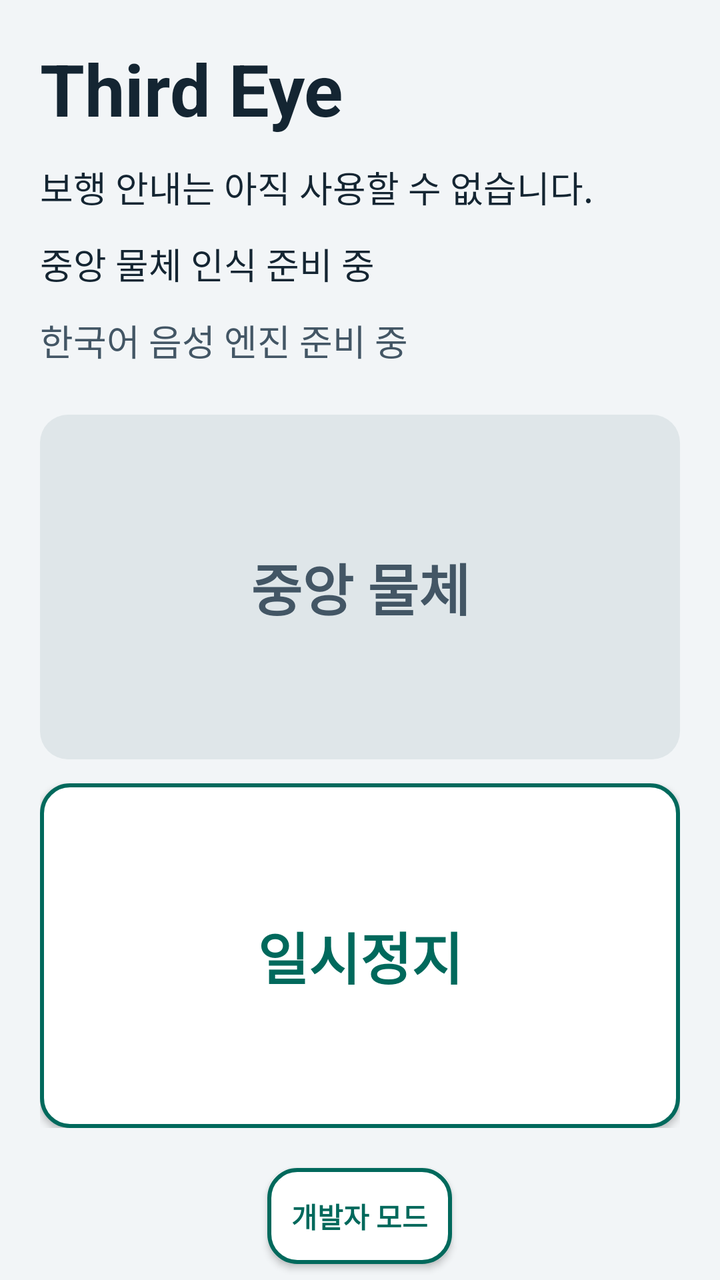
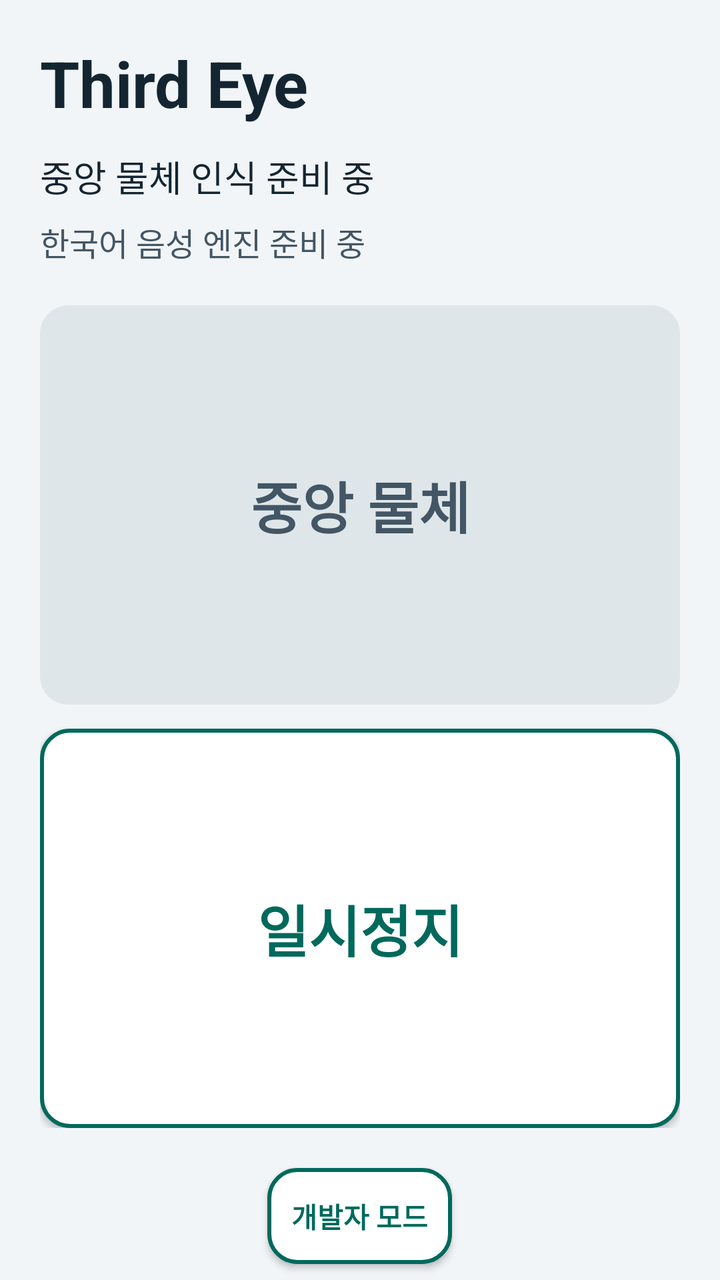

Screens rendered from an Android XML layout before and after an edit, with the pre-edit source and the edit as a unified diff.
<!-- AndroidManifest.xml: application theme Theme.GuideEye -->
<!-- res/layout/activity_main.xml -->
<?xml version="1.0" encoding="utf-8"?>
<RelativeLayout xmlns:android="http://schemas.android.com/apk/res/android"
    android:id="@+id/root" android:layout_width="match_parent" android:layout_height="match_parent"
    >
    <LinearLayout android:layout_width="match_parent" android:layout_height="match_parent"
        android:layout_above="@id/open_developer" android:orientation="vertical" android:padding="20dp">
        <TextView android:id="@+id/home_title" style="@style/DashboardHeading"
            android:text="@string/app_name" android:textSize="36sp" />
        <TextView style="@style/DashboardText" android:text="@string/home_not_available"
            android:textColor="@color/text_primary" />
        <TextView android:id="@+id/home_operation_status" style="@style/DashboardText"
            android:text="@string/operation_waiting" android:textColor="@color/text_primary" />
        <TextView android:id="@+id/home_voice_status" style="@style/DashboardText"
            android:text="@string/tts_initializing" />
        <Button android:id="@+id/listen_status" style="@style/DashboardButton.Primary"
            android:layout_height="0dp" android:layout_weight="1" android:minHeight="80dp"
            android:textSize="28sp" android:text="@string/central_object" android:enabled="false" />
        <Button android:id="@+id/listen_help" style="@style/DashboardButton"
            android:layout_height="0dp" android:layout_weight="1" android:minHeight="80dp"
            android:textSize="28sp" android:text="@string/pause_operation" />
    </LinearLayout>
    <Button android:id="@+id/open_developer" style="@style/DashboardButton"
        android:layout_width="wrap_content" android:layout_alignParentBottom="true" android:layout_centerHorizontal="true"
        android:layout_marginTop="0dp" android:layout_marginBottom="8dp"
        android:minHeight="48dp" android:textSize="14sp" android:padding="12dp"
        android:text="@string/developer_mode" />
</RelativeLayout>
<!-- resources referenced by this layout -->
<resources>
  <color name="text_primary">#142532</color>
  <string name="app_name">Third Eye</string>
  <string name="central_object">중앙 물체</string>
  <string name="developer_mode">개발자 모드</string>
  <string name="home_not_available">보행 안내는 아직 사용할 수 없습니다.</string>
  <string name="operation_waiting">중앙 물체 인식 준비 중</string>
  <string name="pause_operation">일시정지</string>
  <string name="tts_initializing">한국어 음성 엔진 준비 중</string>
  <style name="DashboardButton">
          <item name="android:layout_width">match_parent</item>
          <item name="android:layout_height">wrap_content</item>
          <item name="android:minHeight">64dp</item>
          <item name="android:layout_marginTop">12dp</item>
          <item name="android:padding">16dp</item>
          <item name="android:textSize">20sp</item>
          <item name="android:textStyle">bold</item>
          <item name="android:textAllCaps">false</item>
          <item name="android:backgroundTint">@null</item>
          <item name="android:background">@drawable/bg_button_secondary</item>
          <item name="android:textColor">@color/accent</item>
      </style>
  <style name="DashboardButton.Primary" parent="DashboardButton">
          <item name="android:background">@drawable/bg_button_primary</item>
          <item name="android:textColor">@color/button_primary_text</item>
      </style>
  <style name="DashboardHeading" parent="DashboardText">
          <item name="android:textSize">24sp</item>
          <item name="android:textStyle">bold</item>
          <item name="android:textColor">@color/text_primary</item>
      </style>
  <style name="DashboardText">
          <item name="android:layout_width">match_parent</item>
          <item name="android:layout_height">wrap_content</item>
          <item name="android:textSize">18sp</item>
          <item name="android:textColor">@color/text_secondary</item>
          <item name="android:lineSpacingExtra">4dp</item>
          <item name="android:layout_marginBottom">12dp</item>
      </style>
  <style name="Theme.GuideEye" parent="android:style/Theme.Material.Light.NoActionBar">
          <item name="android:windowBackground">@color/screen_background</item>
          <item name="android:colorAccent">@color/accent</item>
          <item name="android:windowLightStatusBar">true</item>
          <item name="android:navigationBarColor">@color/text_primary</item>
      </style>
  <!-- drawable bg_button_secondary (drawable) -->
  <ripple xmlns:android="http://schemas.android.com/apk/res/android" android:color="#3300695C">
      <item><shape>
          <solid android:color="@color/surface" />
          <corners android:radius="14dp" />
          <stroke android:width="2dp" android:color="@color/accent" />
      </shape></item>
  </ripple>
  <color name="accent">#00695C</color>
  <!-- drawable bg_button_primary (drawable) -->
  <selector xmlns:android="http://schemas.android.com/apk/res/android">
      <item android:state_enabled="false"><shape>
          <solid android:color="#DFE6E9" /><corners android:radius="14dp" />
      </shape></item>
      <item><ripple android:color="#33FFFFFF"><item><shape>
          <solid android:color="@color/accent" /><corners android:radius="14dp" />
      </shape></item></ripple></item>
  </selector>
  <color name="text_secondary">#435665</color>
  <color name="screen_background">#F2F5F7</color>
  <color name="surface">#FFFFFF</color>
</resources>

<!-- the commit's change to res/layout/activity_main.xml (unified diff, before → after) -->
@@ -1,27 +1,27 @@
 <?xml version="1.0" encoding="utf-8"?>
 <RelativeLayout xmlns:android="http://schemas.android.com/apk/res/android"
     android:id="@+id/root" android:layout_width="match_parent" android:layout_height="match_parent"
-    >
+    android:importantForAccessibility="no">
     <LinearLayout android:layout_width="match_parent" android:layout_height="match_parent"
         android:layout_above="@id/open_developer" android:orientation="vertical" android:padding="20dp">
         <TextView android:id="@+id/home_title" style="@style/DashboardHeading"
-            android:text="@string/app_name" android:textSize="36sp" />
-        <TextView style="@style/DashboardText" android:text="@string/home_not_available"
-            android:textColor="@color/text_primary" />
+            android:text="@string/app_name" android:textSize="32sp" />
         <TextView android:id="@+id/home_operation_status" style="@style/DashboardText"
-            android:text="@string/operation_waiting" android:textColor="@color/text_primary" />
+            android:text="@string/operation_waiting" android:textColor="@color/text_primary" android:layout_marginBottom="8dp" />
         <TextView android:id="@+id/home_voice_status" style="@style/DashboardText"
-            android:text="@string/tts_initializing" />
+            android:text="@string/tts_initializing" android:textSize="16sp" android:layout_marginBottom="8dp"
+            android:accessibilityLiveRegion="polite" />
         <Button android:id="@+id/listen_status" style="@style/DashboardButton.Primary"
             android:layout_height="0dp" android:layout_weight="1" android:minHeight="80dp"
-            android:textSize="28sp" android:text="@string/central_object" android:enabled="false" />
+            android:textSize="28sp" android:text="@string/central_object" android:contentDescription="@string/central_object_description"
+            android:drawablePadding="8dp" android:enabled="false" />
         <Button android:id="@+id/listen_help" style="@style/DashboardButton"
             android:layout_height="0dp" android:layout_weight="1" android:minHeight="80dp"
-            android:textSize="28sp" android:text="@string/pause_operation" />
+            android:textSize="28sp" android:text="@string/pause_operation" android:drawablePadding="8dp" />
     </LinearLayout>
     <Button android:id="@+id/open_developer" style="@style/DashboardButton"
         android:layout_width="wrap_content" android:layout_alignParentBottom="true" android:layout_centerHorizontal="true"
         android:layout_marginTop="0dp" android:layout_marginBottom="8dp"
         android:minHeight="48dp" android:textSize="14sp" android:padding="12dp"
-        android:text="@string/developer_mode" />
+        android:text="@string/developer_mode" android:contentDescription="@string/developer_mode_description" />
 </RelativeLayout>
<!-- resource entries referenced after the edit -->
@@ -3,8 +3,9 @@
   <color name="text_primary">#142532</color>
   <string name="app_name">Third Eye</string>
   <string name="central_object">중앙 물체</string>
+  <string name="central_object_description">중앙 물체. 카메라 화면 중앙의 사물 종류를 듣습니다.</string>
   <string name="developer_mode">개발자 모드</string>
-  <string name="home_not_available">보행 안내는 아직 사용할 수 없습니다.</string>
+  <string name="developer_mode_description">개발자 모드. 연결과 테스트 기능을 위한 별도 화면을 엽니다.</string>
   <string name="operation_waiting">중앙 물체 인식 준비 중</string>
   <string name="pause_operation">일시정지</string>
   <string name="tts_initializing">한국어 음성 엔진 준비 중</string>
